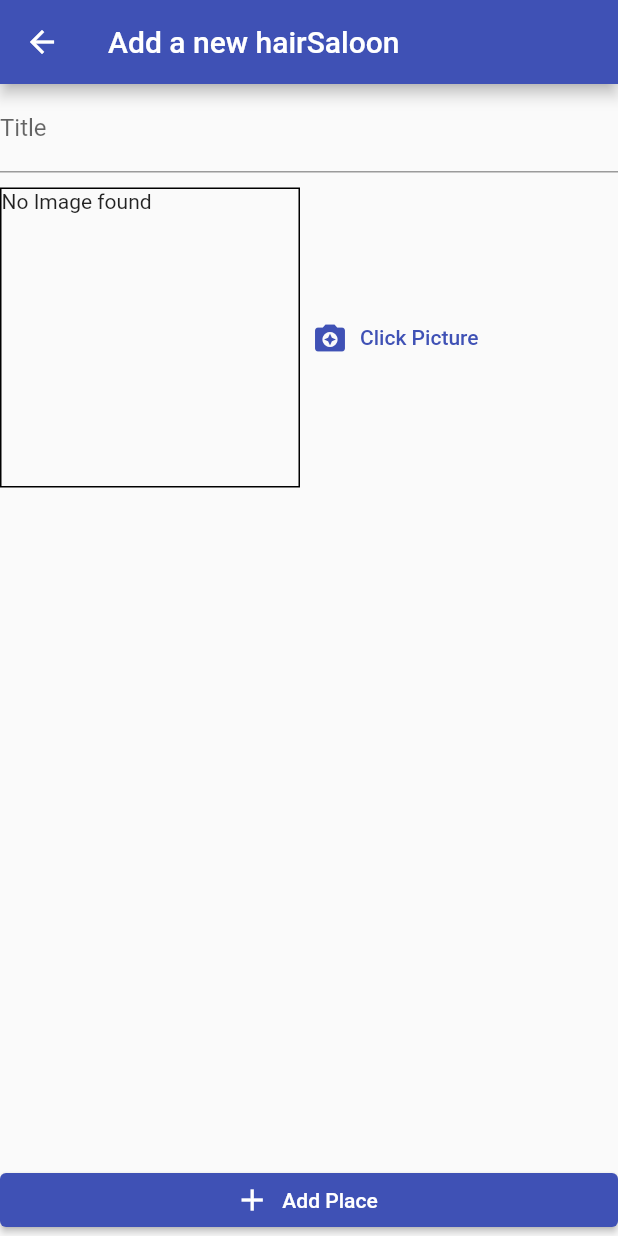
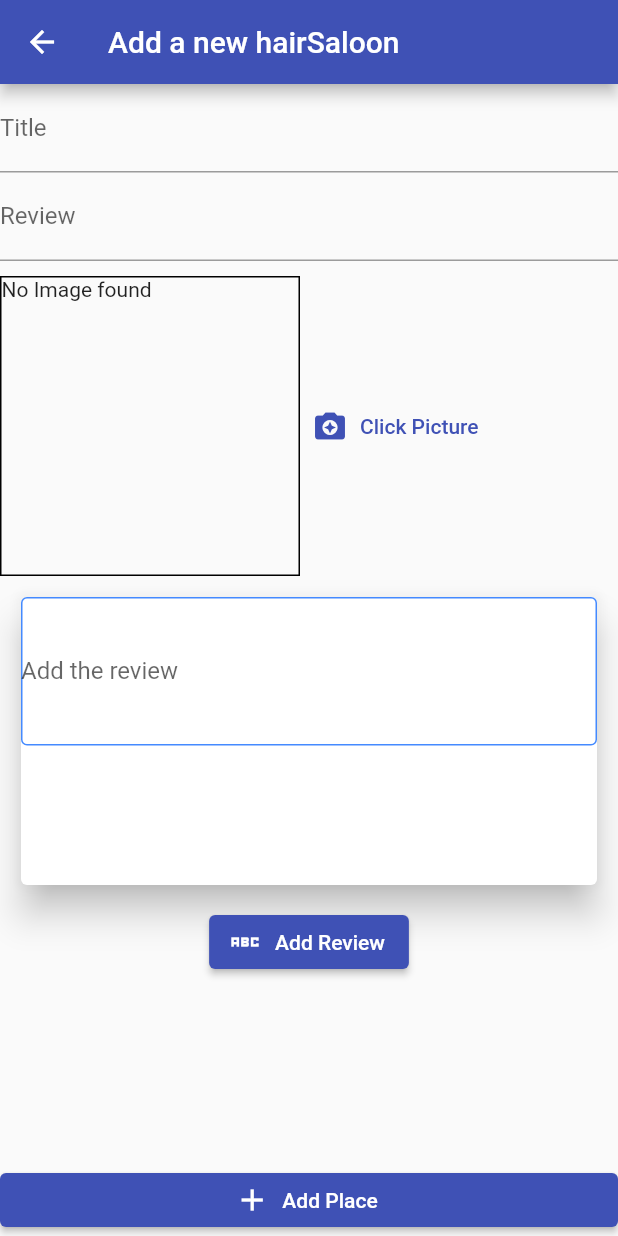
Before and after one commit to apurbashakya/ControllerExpense, a Flutter app: the PlacesList screen opened directly, after a tap on the "add" icon, on a phone screen of 412 x 824 dp. Run offline on Flutter 3.47's test engine with Material 2 defaults, Android fonts, the phone set to English and light mode, and no system bars; our stand-ins replace cloud_firestore, firebase_auth, firebase_core, image_picker, sqflite; accounts and stored records are empty.

Commit message:
Adding Review Field
Adding a review field

```diff
--- a/controllerexpense/lib/helpers/dbHelper.dart
+++ b/controllerexpense/lib/helpers/dbHelper.dart
@@ -1,25 +1,68 @@
 import 'package:sqflite/sqflite.dart' as sql;
-import 'package:path/path.dart' as path;
+import 'package:path/path.dart' show join;
+import 'package:sqflite/sqlite_api.dart';
+import 'package:path_provider/path_provider.dart';
 
+class DBHelper {
+  static Future<Database> database() async {
+    final appDirectory = await getApplicationDocumentsDirectory();
+    String path = join(appDirectory.path, 'places.db');
+    return await sql.openDatabase(path, version: 1,
+        onCreate: (db, version) async {
+      return await db.execute(
+          'CREATE TABLE user_places(id TEXT PRIMARY KEY, title TEXT, image TEXT)');
+    });
+  }
+
+  static Future<void> insert(String table, Map<String, Object> data) async {
+    final db = await DBHelper.database();
+    db.insert(
+      table,
+      data,
+      conflictAlgorithm: ConflictAlgorithm.replace,
+    );
+  }
+
+  static Future<List<Map<String, dynamic>>> getData(String table) async {
+    final db = await DBHelper.database();
+    return await db.query(table);
+  }
+}
+
+/*
 class DbHelper {
+  //instead of reapeating the code to acces db like the ones i've meantioned in the notes just create a function
+  static Future<Database> database() async {
+    final dbPath = await sql.getDatabasesPath(); //path where u store your db
+    //sql.openDatabase(path)  //It'll open a Db firstly it will look for an existing one and if not found it'll create one//we simply can't just pass the dbPath because it simply passes the Folder where db is stored but we also need the databse name
+    return sql.openDatabase(path.join(dbPath, 'places.db'),
+        onCreate: (db, version) {
+      return db.execute(
+          'CREATE TABLE user_places(id TEXT PRIMARY KEY, title TEXT, image TEXT)');
+    }, version: 1);
+  }
+
   static Future<void> insertDb(
       String table,
       Map<String, Object>
           data) //function to insert in database, table where it is to be added to, and the data should be specified with a STring but can have any object
   async {
-    final dbPath = await sql.getDatabasesPath(); //path where u store your db
-    //sql.openDatabase(path)  //It'll open a Db firstly it will look for an existing one and if not found it'll create one//we simply can't just pass the dbPath because it simply passes the Folder where db is stored but we also need the databse name
-    final sqlDb = await sql.openDatabase(path.join(dbPath, 'places.db'),
-        onCreate: (db, version) {
-      return db.execute(
-          'create table user_places(id TEXT PRIMARY KEY, title TEXT, image TEXT)');
-    },
-        version:
-            1); //from the path package we can use join mehtod where we can have a path made up of the dbPath and a .db file i.e database
+    //from the path package we can use join mehtod where we can have a path made up of the dbPath and a .db file i.e database
     /*when openDatabase finds the database it'll open that so that we can read and write to it------IF IT DOESN'T FIND which will happen when code excute for first time-it'll create a database
    via Oncreate function will be invoked
   */
-    await sqlDb.insert(table, data,
-        conflictAlgorithm: sql.ConflictAlgorithm.replace);
+    final db =
+        await DbHelper.database(); //because the database returned is future
+    //we acess the database this database method is defined by us
+    db.insert(table, data, conflictAlgorithm: sql.ConflictAlgorithm.replace);
+
+
+  //To fetch data for that we need access to database
+  static Future<List<Map<String, dynamic>>> getData(String table) async {
+    final db = await DbHelper.database();
+    //for getting data we will be using query method
+    return db.query(table);
+    //it'll return a list of map as we have inserted maps duhh
   }
-}
+
+*/
--- a/controllerexpense/lib/main.dart
+++ b/controllerexpense/lib/main.dart
@@ -37,7 +37,7 @@ class _MyHomePageState extends StatelessWidget {
     return Scaffold(
         backgroundColor: Theme.of(context).primaryColorDark,
         appBar: AppBar(
-          title: Text('Systematic Ticketing Life'),
+          title: Text('Review Log'),
           backgroundColor: Theme.of(context).backgroundColor,
         ),
         body: Center(
@@ -46,7 +46,7 @@ class _MyHomePageState extends StatelessWidget {
             onPressed: () {
               Navigator.push(
                 context,
-                MaterialPageRoute(builder: (context) => NewForm()),
+                MaterialPageRoute(builder: (context) => PlacesList()),
               );
             },
           ),
--- a/controllerexpense/lib/providers/placesDb.dart
+++ b/controllerexpense/lib/providers/placesDb.dart
@@ -1,7 +1,12 @@
-import 'package:flutter/cupertino.dart';
+import 'package:flutter/foundation.dart';
+import 'package:flutter/material.dart';
 import '../models/detailsDisplay.dart';
 import 'dart:io';
-import 'package:controllerexpense/helpers/dbHelper.dart';
+import '../helpers/dbHelper.dart';
+import '../widgets/review_input.dart';
+
+var location2 = null;
+
 class PlacesDb with ChangeNotifier {
 //ChangeNotifier calls notify listeners which will be use by provider package to update all plcaeswhere we listen yo object we are after
   List<Place> _items = [];
@@ -9,19 +14,38 @@ class PlacesDb with ChangeNotifier {
     return [..._items];
   }
 
-  void addPlace(String pickedtitle, File pickedimage) {
-    var location2 = null;
+  void addPlace(String pickedtitle, String pickedreview, File pickedimage) {
     final newPlace = Place(
         id: DateTime.now().toString(),
         image: FileImage(pickedimage),
         title: pickedtitle,
-        location: location2);
+        location: location2
+    );
     _items.add(newPlace);
     notifyListeners();
-    DbHelper.insertDb('places', {
+    DBHelper.insert('user_places', {
       'id': newPlace.id,
       'title': newPlace.title,
-      'image': newPlace.image.path
+      'image': newPlace.image.file.path
     });
   }
+
+  Future<void> fetchAndSetPlaces() async {
+    final dataList = await DBHelper.getData('user_places');
+    _items = dataList
+        .map(
+          (item) => Place(
+              id: item['id'],
+              title: item['title'],
+              image: FileImage(item['image']),
+              location: location2
+              ),
+        )
+        .toList();
+
+      print('SAD');
+        //we return the Place
+    //We have to tranform dataList to list of places
+    notifyListeners();
+  }
 }
--- a/controllerexpense/lib/screens/place_add.dart
+++ b/controllerexpense/lib/screens/place_add.dart
@@ -1,9 +1,10 @@
-
 import 'dart:io';
 import 'package:flutter/material.dart';
+import 'package:flutter/painting.dart';
 import '../widgets/image_input.dart';
 import 'package:provider/provider.dart';
 import '../providers/placesDb.dart';
+import '../widgets/review_input.dart';
 
 class AddPlace extends StatefulWidget {
   const AddPlace({Key? key})
@@ -14,17 +15,18 @@ class AddPlace extends StatefulWidget {
 
 class _AddPlaceState extends State<AddPlace> {
   final _titleController = TextEditingController();
+  final _reviewController = TextEditingController();
   File? _pickedImage;
   void _selectImage(File pickedImage) {
     _pickedImage = pickedImage;
   }
 
   void _savePlace() {
-    if (_titleController.text.isEmpty || _pickedImage == null) {
+    if (_titleController.text.isEmpty ||_reviewController.text.isEmpty || _pickedImage == null) {
       return;
     }
     Provider.of<PlacesDb>(context, listen: false)
-        .addPlace(_titleController.text, _pickedImage!);
+        .addPlace(_titleController.text,_reviewController.text, _pickedImage!);
     Navigator.of(context).pop();
   }
 
@@ -46,16 +48,52 @@ class _AddPlaceState extends State<AddPlace> {
                     decoration: InputDecoration(labelText: 'Title'),
                     controller: _titleController,
                   ),
+                  TextField(
+                    decoration: InputDecoration(labelText: 'Review'),
+                  ),
                   SizedBox(
                     height: 10,
                   ), //to store our preview and take picture
                   ImageInput(_selectImage),
+                  Container(
+                    padding: EdgeInsetsDirectional.all(10),
+                    height: 220,
+                    width: double.maxFinite,
+                    child: Card(
+                      child: Column(
+                        // ignore: prefer_const_literals_to_create_immutables
+                        children: [
+                          const TextField(
+                            textAlignVertical: TextAlignVertical.top,
+                            decoration: InputDecoration(
+                            border: OutlineInputBorder(),
+                            contentPadding: EdgeInsets.symmetric(vertical: 40),
+                            enabledBorder: OutlineInputBorder(
+                              borderSide: BorderSide(
+                                color: Colors.blueAccent,
+                              ),
+                            ),
+                            labelText: "Add the review",
+                          )),
+                        ],
+                      ),
+                      elevation: 10,
+                    ),
+                  ),
+                  ElevatedButton.icon(
+                    onPressed:
+                        () {}, //() {MaterialPageRoute(builder: (context) => AddPlace());},
+                    icon: Icon(Icons.abc_sharp),
+                    label: Text('Add Review'),
+                    // ignore: deprecated_member_use
+                  )
                 ],
               ),
             ),
           ),
           ElevatedButton.icon(
-            onPressed: _savePlace, //() {MaterialPageRoute(builder: (context) => AddPlace());},
+            onPressed:
+                _savePlace, //() {MaterialPageRoute(builder: (context) => AddPlace());},
             icon: const Icon(Icons.add),
             label: Text('Add Place'),
             // ignore: deprecated_member_use
--- a/controllerexpense/lib/screens/place_list.dart
+++ b/controllerexpense/lib/screens/place_list.dart
@@ -1,4 +1,3 @@
-
 import 'package:controllerexpense/providers/placesDb.dart';
 import 'package:flutter/material.dart';
 import 'package:controllerexpense/screens/place_add.dart';
@@ -26,18 +25,28 @@ class PlacesList extends StatelessWidget {
                 icon: Icon(Icons.add))
           ],
         ),
-        body: Consumer<PlacesDb>(
+        body: FutureBuilder(
+          future:
+              Provider.of<PlacesDb>(context, listen: false).fetchAndSetPlaces(),
+          builder: (ctx, snapshot) =>
+              snapshot.connectionState == ConnectionState.waiting
+                  ? Center(
+                      child: CircularProgressIndicator(),
+                    )
+                  : Consumer<PlacesDb>(
                       //child:Center(
                       child: Text('add some'),
                       //),
-          builder: (ctx, placesDb, ch) =>
-              placesDb.items.isEmpty ? ch! : ListView.builder(
+                      builder: (ctx, placesDb, ch) => placesDb.items.isEmpty
+                          ? ch!
+                          : ListView.builder(
                               itemCount: placesDb.items.length,
                               itemBuilder: (ctx, i) => ListTile(
-                  leading:  CircleAvatar(backgroundImage:placesDb.items[i].image ),
+                                leading: CircleAvatar(
+                                    backgroundImage: placesDb.items[i].image),
                                 title: Text(placesDb.items[i].title),
                               ),
-
+                            ),
                     ),
         ));
   }
--- /dev/null
+++ b/controllerexpense/lib/widgets/review_input.dart
@@ -0,0 +1,18 @@
+import 'package:flutter/material.dart';
+
+class Review extends StatefulWidget {
+  const Review({Key? key}) : super(key: key);
+  @override
+  State<Review> createState() => _ReviewState();
+}
+
+class _ReviewState extends State<Review> {
+  @override
+  Widget build(BuildContext context) {
+    return Scaffold(body: Container(
+      padding: EdgeInsetsDirectional.all(10),
+      height: 220,
+      width: 10,
+    ));
+  }
+}
--- a/controllerexpense/pubspec.yaml
+++ b/controllerexpense/pubspec.yaml
@@ -40,7 +40,7 @@ dependencies:
   image_picker: ^0.6.0+9
   path_provider: ^2.0.9
   path: ^1.8.0
-  sqflite: ^2.0.2+1
+  sqflite: ^1.1.5
   http:
 
 dev_dependencies:
```
Also changed, not shown: controllerexpense/pubspec.lock, 1 other file. Lines whose indentation alone changed are shown as unchanged.
